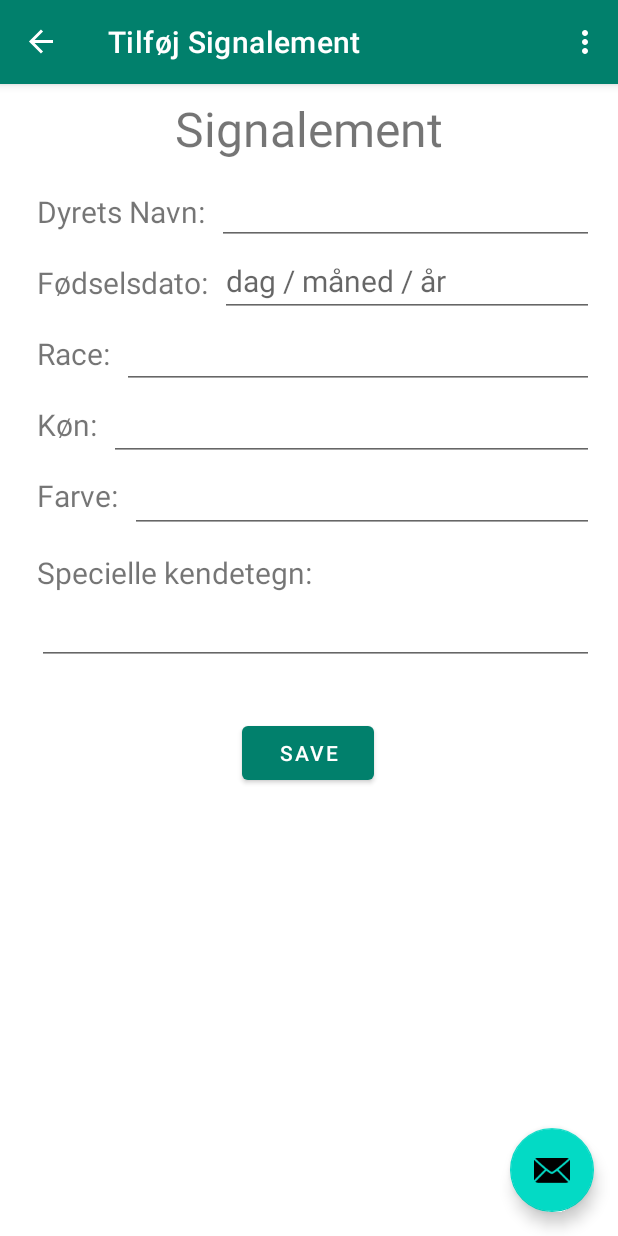
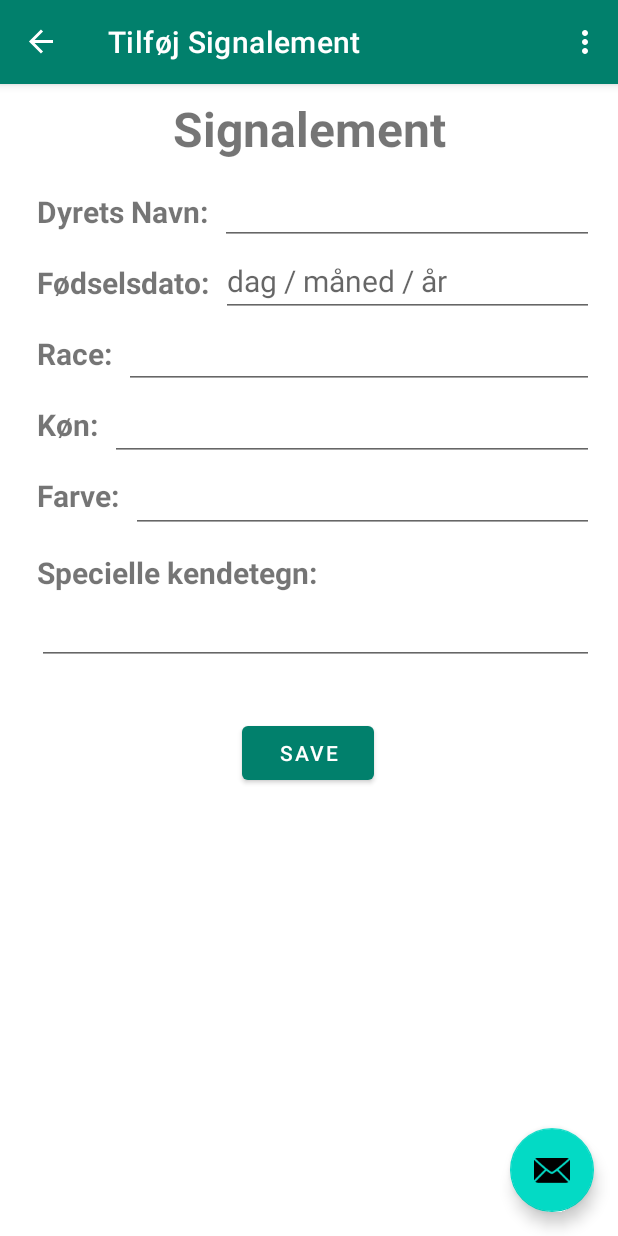
Before and after one commit to marker99/Mit-Dyrs-Sundhed, an Android app: the screen it shows after launch (MainActivity), after a tap on "TILFØJ KÆLEDYR", on a phone screen of 412 x 824 dp. Run offline under Robolectric (Android 15) with nearby library versions, the phone set to English and light mode, and no system bars; our stand-ins replace Room's generated code, navigation-ui.

Commit message:
layout changes

```diff
--- a/app/src/main/res/layout/fragment_add_signalement.xml
+++ b/app/src/main/res/layout/fragment_add_signalement.xml
@@ -21,6 +21,7 @@
         android:layout_marginTop="8dp"
         android:text="@string/signalement"
         android:textSize="32sp"
+        android:textStyle="bold"
         app:layout_constraintEnd_toEndOf="parent"
         app:layout_constraintStart_toStartOf="parent"
         app:layout_constraintTop_toTopOf="parent" />
@@ -32,6 +33,7 @@
         android:layout_marginTop="20dp"
         android:text="@string/dyrets_navn"
         android:textSize="20sp"
+        android:textStyle="bold"
         app:layout_constraintStart_toStartOf="@+id/guideline2"
         app:layout_constraintTop_toBottomOf="@+id/signalement" />
 
@@ -40,8 +42,8 @@
         android:layout_width="0dp"
         android:layout_height="wrap_content"
         android:layout_marginStart="8dp"
+        android:layout_marginTop="8dp"
         android:layout_marginEnd="16dp"
-        android:layout_marginTop="8dp"
         android:hint=""
         android:inputType="text"
         android:textSize="20sp"
@@ -56,6 +58,7 @@
         android:layout_marginTop="20dp"
         android:text="@string/fødselsdato"
         android:textSize="20sp"
+        android:textStyle="bold"
         app:layout_constraintStart_toStartOf="@+id/guideline2"
         app:layout_constraintTop_toBottomOf="@+id/petName" />
 
@@ -80,6 +83,7 @@
         android:layout_marginTop="20dp"
         android:text="@string/race"
         android:textSize="20sp"
+        android:textStyle="bold"
         app:layout_constraintStart_toStartOf="@+id/guideline2"
         app:layout_constraintTop_toBottomOf="@+id/birthdate" />
 
@@ -104,6 +108,7 @@
         android:layout_marginTop="20dp"
         android:text="@string/køn"
         android:textSize="20sp"
+        android:textStyle="bold"
         app:layout_constraintStart_toStartOf="@+id/guideline2"
         app:layout_constraintTop_toBottomOf="@+id/race" />
 
@@ -128,6 +133,7 @@
         android:layout_marginTop="20dp"
         android:text="@string/farve"
         android:textSize="20sp"
+        android:textStyle="bold"
         app:layout_constraintStart_toStartOf="@+id/guideline2"
         app:layout_constraintTop_toBottomOf="@+id/gender" />
 
@@ -152,6 +158,7 @@
         android:layout_marginTop="24dp"
         android:text="@string/specielle_kendetegn"
         android:textSize="20sp"
+        android:textStyle="bold"
         app:layout_constraintStart_toStartOf="@+id/guideline2"
         app:layout_constraintTop_toBottomOf="@+id/color" />
 
```
Also changed, not shown: app/src/main/res/layout/fragment_signalement.xml (+12 -0 lines).
